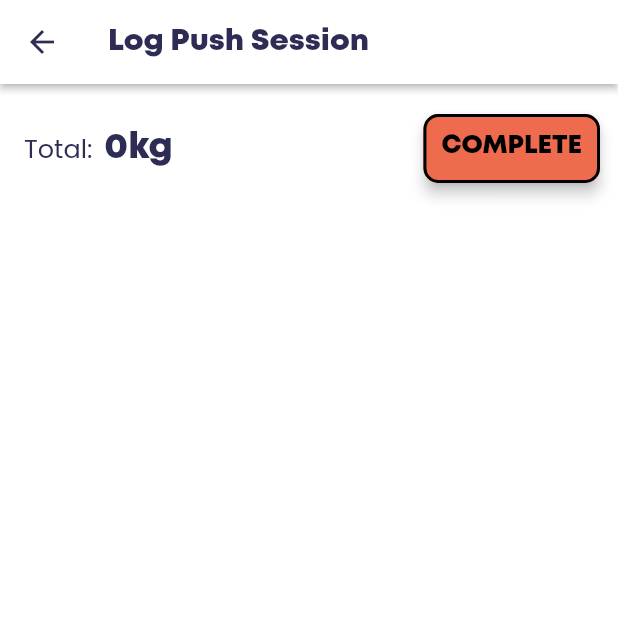
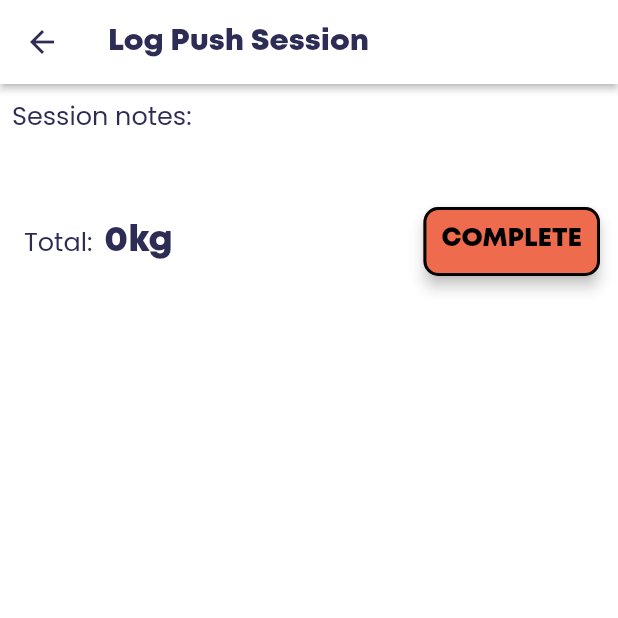
Before and after one commit to JPUF/ppl_course, a Flutter app: the LogSessionPage screen opened directly with empty values, on a phone screen of 412 x 824 dp, the top half of it. Run offline on Flutter 3.47's test engine with Material 2 defaults, Android fonts, the phone set to English and light mode, and no system bars; our stand-ins replace animated_toggle_switch, dropdown_search, flutter_bloc, flutter_svg, flutter_svg_provider, google_fonts and 6 more; accounts and stored records are empty.

Commit message:
Session notes header in Log page

```diff
--- a/lib/presentation/pages/log_session/log_session_page.dart
+++ b/lib/presentation/pages/log_session/log_session_page.dart
@@ -52,7 +52,7 @@ class _LogSessionPageState extends State<LogSessionPage> {
             child: Column(
               children: [
                 Column(
-                  children: buildLogWidgetList(),
+                  children: buildNotesSection() + buildLogWidgetList(),
                 ),
                 buildFooter()
               ],
@@ -61,34 +61,24 @@ class _LogSessionPageState extends State<LogSessionPage> {
         ));
   }
 
-  Widget buildFooter() {
-    return Padding(
-      padding: const EdgeInsets.fromLTRB(8, 8, 0, 32),
-      child: Row(
-        mainAxisAlignment: MainAxisAlignment.spaceBetween,
-        children: [
-          Row(
-            children: [
-              Text(Strings.logTotal, style: AppTextStyles.body17.apply(
-                color: _pplColor
-              )),
-              const SizedBox(width: 8),
-              Text(_getTotalVolume().toString(), style: AppTextStyles.headline3.apply(
-                color: _pplColor
-              ))
-            ],
-          ),
-          AccentButton(text: Strings.logFinish, onTap: () => completeSession())
-        ],
-      ),
-    );
-  }
-  Weight _getTotalVolume() {
-    double totalKg = 0;
-    for (var log in exerciseLogMap.values) {
-      totalKg += log.volume.kg;
+  List<Widget> buildNotesSection() {
+    final notes = widget.session.notes;
+    if (notes != null) {
+      return <Widget>[
+        Align(
+          alignment: Alignment.centerLeft,
+          child: Text(Strings.logSessionNotes,
+              style: AppTextStyles.body17.apply(color: _pplColor)),
+        ),
+        Align(
+            alignment: Alignment.centerLeft,
+            child: Text(notes,
+                style: AppTextStyles.body14.apply(color: _pplColor))),
+        const SizedBox(height: 16),
+      ];
+    } else {
+      return [];
     }
-    return Weight(totalKg);
   }
 
   List<Widget> buildLogWidgetList() {
@@ -108,9 +98,37 @@ class _LogSessionPageState extends State<LogSessionPage> {
         .toList();
   }
 
+  Widget buildFooter() {
+    return Padding(
+      padding: const EdgeInsets.fromLTRB(8, 8, 0, 32),
+      child: Row(
+        mainAxisAlignment: MainAxisAlignment.spaceBetween,
+        children: [
+          Row(
+            children: [
+              Text(Strings.logTotal,
+                  style: AppTextStyles.body17.apply(color: _pplColor)),
+              const SizedBox(width: 8),
+              Text(_getTotalVolume().toString(),
+                  style: AppTextStyles.headline3.apply(color: _pplColor))
+            ],
+          ),
+          AccentButton(text: Strings.logFinish, onTap: () => completeSession())
+        ],
+      ),
+    );
+  }
+
+  Weight _getTotalVolume() {
+    double totalKg = 0;
+    for (var log in exerciseLogMap.values) {
+      totalKg += log.volume.kg;
+    }
+    return Weight(totalKg);
+  }
+
   void foldAllExercises() {
-    expandedExerciseMap
-        .updateAll((key, _) => expandedExerciseMap[key] = false);
+    expandedExerciseMap.updateAll((key, _) => expandedExerciseMap[key] = false);
   }
 
   void completeSession() {
@@ -120,5 +138,4 @@ class _LogSessionPageState extends State<LogSessionPage> {
   }
 
   void navigateBack() => Navigator.pop(context);
-
 }
--- a/lib/res/string/strings.dart
+++ b/lib/res/string/strings.dart
@@ -39,5 +39,6 @@ class Strings {
   static const String logVolume = "Volume";
   static const String logTotal = "Total:";
   static const String logFinish = "COMPLETE";
+  static const String logSessionNotes = "Session notes:";
 
 }
```
Also changed, not shown: 1 other file.
